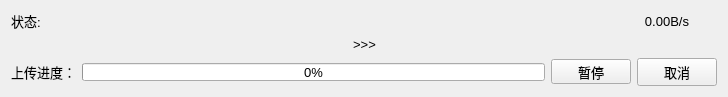
First picture: the form in qtcore/FileManage/UploadFile/UploadFileItem.ui, repository peakedshout/cfc-fileManage, before the edit.
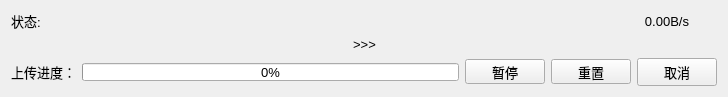
Second picture: the form after the edit.

The edit to the form file:
```diff
--- a/qtcore/FileManage/UploadFile/UploadFileItem.ui
+++ b/qtcore/FileManage/UploadFile/UploadFileItem.ui
@@ -191,6 +191,19 @@
        </property>
       </widget>
      </item>
+     <item>
+      <widget class="QPushButton" name="pushButton_Reset">
+       <property name="maximumSize">
+        <size>
+         <width>16777215</width>
+         <height>25</height>
+        </size>
+       </property>
+       <property name="text">
+        <string>重置</string>
+       </property>
+      </widget>
+     </item>
      <item>
       <widget class="QPushButton" name="pushButton_cancel">
        <property name="text">
```
